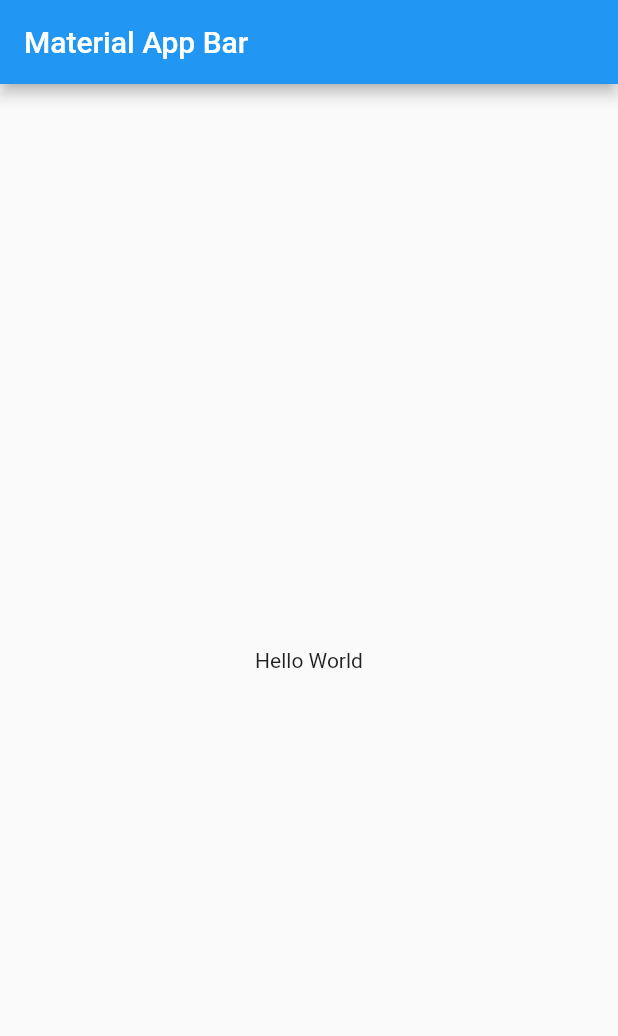
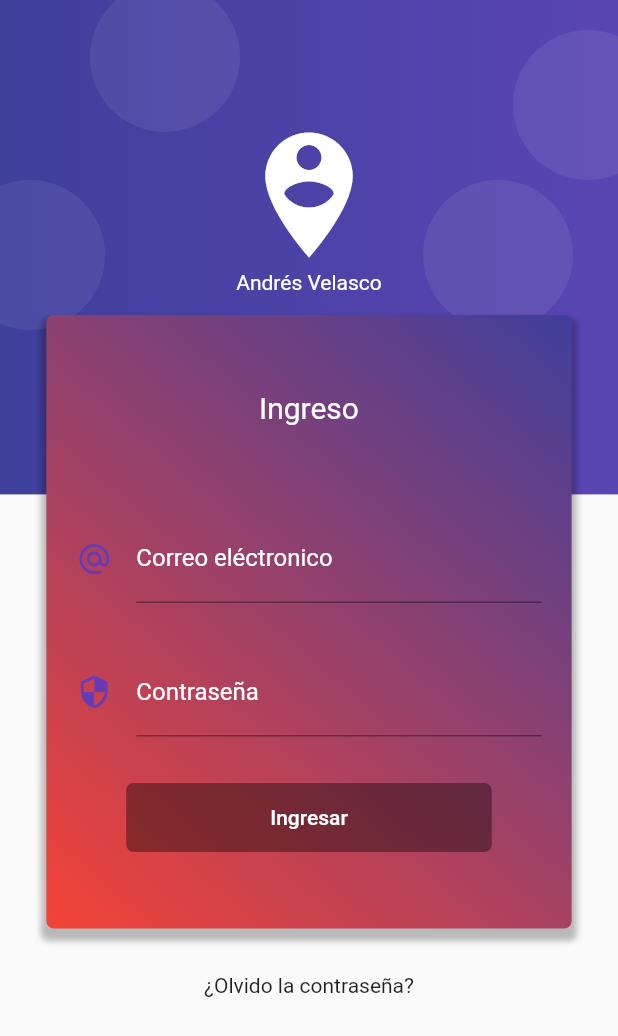
Before and after one commit to velascoandres/flup, a Flutter app: the screen it shows after launch, on a phone screen of 412 x 824 dp. Shown: the top 1036 px of the screen. Run offline on Flutter 3.47's test engine with Material 2 defaults, Android fonts, the phone set to English and light mode, and no system bars; our stand-ins replace rxdart.

Commit message:
add login

```diff
--- a/lib/main.dart
+++ b/lib/main.dart
@@ -1,19 +1,29 @@
+import 'src/bloc/provider.dart';
 import 'package:flutter/material.dart';
+
+import 'src/pages/home_page.dart';
+import 'src/pages/login_page.dart';
 
 void main() => runApp(MyApp());
 
 class MyApp extends StatelessWidget {
   @override
   Widget build(BuildContext context) {
-    return MaterialApp(
-      title: 'Material App',
-      home: Scaffold(
-        appBar: AppBar(
-          title: Text('Material App Bar'),
+    return Provider(
+      child: MaterialApp(
+        title: 'Material App',
+        initialRoute: 'login',
+        debugShowCheckedModeBanner: false,
+        theme: ThemeData(
+          primaryColor: Colors.deepPurple,
         ),
-        body: Center(
-          child: Container(
-            child: Text('Hello World'),
+        routes: {
+          'login': (BuildContext context) => LoginPage(),
+          'home': (BuildContext context) => HomePage(),
+        },
+        home: Scaffold(
+          appBar: AppBar(
+            title: Text('Material App Bar'),
           ),
         ),
       ),
--- /dev/null
+++ b/lib/src/bloc/login_bloc.dart
@@ -0,0 +1,30 @@
+import 'dart:async';
+
+import 'package:rxdart/rxdart.dart';
+
+import 'validators.dart';
+
+class LoginBloc with Validators {
+  final _emailController = BehaviorSubject<String>();
+  final _passwordController = BehaviorSubject<String>();
+
+  // Recuperar los datos del stream
+  get emailStream => _emailController.stream.transform(validarEmail);
+  get passwordStream => _passwordController.stream.transform(validarPassword);
+
+  Stream<bool> get formValidStream =>
+      Rx.combineLatest2(emailStream, passwordStream, (email, password) => true);
+
+  // Insertar valores al stream
+  Function(String) get changeEmail => _emailController.sink.add;
+  Function(String) get changePassword => _passwordController.sink.add;
+
+  // obtener el ultimo valor ingresado
+  String get email => _emailController.value;
+  String get password => _passwordController.value;
+
+  dispose() {
+    _emailController?.close();
+    _passwordController?.close();
+  }
+}
--- /dev/null
+++ b/lib/src/bloc/provider.dart
@@ -0,0 +1,24 @@
+import 'package:flup/src/bloc/login_bloc.dart';
+import 'package:flutter/material.dart';
+
+class Provider extends InheritedWidget {
+  final loginBloc = LoginBloc();
+
+  static Provider _instancia;
+
+  factory Provider({Key key, Widget child}) {
+    if (_instancia == null) {
+      _instancia = new Provider._internal(key: key, child: child);
+    }
+    return _instancia;
+  }
+
+  Provider._internal({Key key, Widget child}) : super(child: child, key: key);
+
+  @override
+  bool updateShouldNotify(covariant InheritedWidget oldWidget) => true;
+
+  static LoginBloc of(BuildContext context) {
+    return context.dependOnInheritedWidgetOfExactType<Provider>().loginBloc;
+  }
+}
--- /dev/null
+++ b/lib/src/bloc/validators.dart
@@ -0,0 +1,27 @@
+import 'dart:async';
+
+class Validators {
+  final validarPassword = StreamTransformer<String, String>.fromHandlers(
+    handleData: (String password, sink) {
+      if (password.length >= 6) {
+        sink.add(password);
+      } else {
+        sink.addError('Ingrese más de 6 caratéres');
+      }
+    },
+  );
+
+  final validarEmail = StreamTransformer<String, String>.fromHandlers(
+    handleData: (String email, sink) {
+      Pattern patron =
+          r'^(([^<>()[\]\\.,;:\s@\"]+(\.[^<>()[\]\\.,;:\s@\"]+)*)|(\".+\"))@((\[[0-9]{1,3}\.[0-9]{1,3}\.[0-9]{1,3}\.[0-9]{1,3}\])|(([a-zA-Z\-0-9]+\.)+[a-zA-Z]{2,}))$';
+      RegExp regExp = new RegExp(patron);
+
+      if (regExp.hasMatch(email)) {
+        sink.add(email);
+      } else {
+        sink.addError('Email no es correcto');
+      }
+    },
+  );
+}
--- /dev/null
+++ b/lib/src/pages/home_page.dart
@@ -0,0 +1,24 @@
+import 'package:flup/src/bloc/provider.dart';
+import 'package:flutter/material.dart';
+
+class HomePage extends StatelessWidget {
+  @override
+  Widget build(BuildContext context) {
+    final bloc = Provider.of(context);
+
+    return Scaffold(
+      appBar: AppBar(
+        title: Text('Home'),
+      ),
+      body: Column(
+        mainAxisAlignment: MainAxisAlignment.center,
+        crossAxisAlignment: CrossAxisAlignment.center,
+        children: [
+          Text('Email: ${bloc.email}'),
+          Divider(),
+          Text('Password: ${bloc.password}'),
+        ],
+      ),
+    );
+  }
+}
--- /dev/null
+++ b/lib/src/pages/login_page.dart
@@ -0,0 +1,245 @@
+
+import 'package:flup/src/bloc/login_bloc.dart';
+import 'package:flup/src/bloc/provider.dart';
+import 'package:flutter/material.dart';
+
+class Posicion {
+  double rigth;
+  double left;
+  double top;
+  double bottom;
+
+  Posicion({this.rigth, this.left, this.top, this.bottom});
+}
+
+class LoginPage extends StatelessWidget {
+  @override
+  Widget build(BuildContext context) {
+    return Scaffold(
+      body: Stack(
+        children: [
+          _crearFondo(context),
+          _loginForm(context),
+        ],
+      ),
+    );
+  }
+
+  Widget _crearFondo(BuildContext context) {
+    final size = MediaQuery.of(context).size;
+    final fondoMorado = Container(
+      height: size.height * 0.4,
+      width: size.width,
+      decoration: BoxDecoration(
+        gradient: LinearGradient(
+          colors: [
+            Color.fromRGBO(63, 63, 156, 1.0),
+            Color.fromRGBO(90, 70, 178, 1.0),
+          ],
+        ),
+      ),
+    );
+    List<Posicion> posiciones = [
+      Posicion(rigth: 30, top: 120),
+      Posicion(rigth: -30, top: 20),
+      Posicion(left: -30, top: 120),
+      Posicion(left: 60, top: -12),
+    ];
+
+    return Stack(
+      children: [
+        fondoMorado,
+        ..._circulos(posiciones),
+        Center(
+          child: Container(
+            padding: EdgeInsets.only(
+              top: 80.0,
+            ),
+            child: Column(
+              crossAxisAlignment: CrossAxisAlignment.center,
+              children: [
+                Icon(
+                  Icons.person_pin_circle,
+                  color: Colors.white,
+                  size: 100.0,
+                ),
+                Text(
+                  'Andrés Velasco',
+                  style: TextStyle(
+                    color: Colors.white,
+                  ),
+                ),
+              ],
+            ),
+          ),
+        ),
+      ],
+    );
+  }
+
+  List<Widget> _circulos(List<Posicion> posiciones) {
+    final circulo = Container(
+      width: 100,
+      height: 100,
+      decoration: BoxDecoration(
+        borderRadius: BorderRadius.circular(100.0),
+        color: Color.fromRGBO(255, 255, 255, 0.07),
+      ),
+    );
+    return posiciones.map(
+      (Posicion posicion) {
+        return Positioned(
+          top: posicion.top,
+          right: posicion.rigth,
+          left: posicion.left,
+          bottom: posicion.bottom,
+          child: circulo,
+        );
+      },
+    ).toList();
+  }
+
+  Widget _loginForm(BuildContext context) {
+    final bloc = Provider.of(context);
+    final size = MediaQuery.of(context).size;
+    return SingleChildScrollView(
+      child: Column(
+        children: [
+          SafeArea(
+            child: Container(
+              height: 180,
+            ),
+          ),
+          Container(
+            width: size.width * 0.85,
+            padding: EdgeInsets.symmetric(vertical: 50),
+            margin: EdgeInsets.symmetric(vertical: 30),
+            decoration: BoxDecoration(
+                gradient: LinearGradient(
+                  begin: Alignment.topRight,
+                  end: Alignment.bottomLeft,
+                  colors: [
+                    Color.fromRGBO(63, 63, 156, 1.0),
+                    Colors.red,
+                  ],
+                ),
+                borderRadius: BorderRadius.circular(5.0),
+                boxShadow: [
+                  BoxShadow(
+                    color: Colors.black26,
+                    blurRadius: 3.0,
+                    offset: Offset(0.0, 5.0),
+                    spreadRadius: 3.0,
+                  ),
+                ]),
+            child: Column(
+              children: <Widget>[
+                Text(
+                  'Ingreso',
+                  style: TextStyle(fontSize: 20.0, color: Colors.white),
+                ),
+                SizedBox(
+                  height: 60.0,
+                ),
+                _crearEmail(bloc),
+                SizedBox(
+                  height: 30.0,
+                ),
+                _crearPassword(bloc),
+                SizedBox(
+                  height: 30.0,
+                ),
+                _crearBoton(bloc),
+              ],
+            ),
+          ),
+          Text('¿Olvido la contraseña?'),
+          SizedBox(
+            height: 100,
+          )
+        ],
+      ),
+    );
+  }
+
+  Widget _crearEmail(LoginBloc bloc) {
+    return StreamBuilder(
+      stream: bloc.emailStream,
+      builder: (BuildContext context, AsyncSnapshot<String> snapshot) {
+        return Container(
+          padding: EdgeInsets.symmetric(horizontal: 20.0),
+          child: TextField(
+            keyboardType: TextInputType.emailAddress,
+            style: TextStyle(color: Colors.white),
+            onChanged: bloc.changeEmail,
+            decoration: InputDecoration(
+              icon: Icon(
+                Icons.alternate_email,
+                color: Colors.deepPurple,
+              ),
+              hintText: 'ejemplo@correo.com',
+              labelText: 'Correo eléctronico',
+              errorText: snapshot.error,
+              labelStyle: TextStyle(color: Colors.white),
+              errorStyle: TextStyle(color: Colors.yellow),
+            ),
+          ),
+        );
+      },
+    );
+  }
+
+  Widget _crearPassword(LoginBloc bloc) {
+    return StreamBuilder(
+      stream: bloc.passwordStream,
+      builder: (BuildContext context, AsyncSnapshot snapshot) {
+        return Container(
+          padding: EdgeInsets.symmetric(horizontal: 20.0),
+          child: TextField(
+            onChanged: bloc.changePassword,
+            style: TextStyle(color: Colors.white),
+            obscureText: true,
+            decoration: InputDecoration(
+              icon: Icon(
+                Icons.security,
+                color: Colors.deepPurple,
+              ),
+              errorStyle: TextStyle(color: Colors.yellow),
+              labelText: 'Contraseña',
+              labelStyle: TextStyle(color: Colors.white),
+              errorText: snapshot.error,
+            ),
+          ),
+        );
+      },
+    );
+  }
+
+  Widget _crearBoton(LoginBloc bloc) {
+    return StreamBuilder(
+      stream: bloc.formValidStream,
+      builder: (BuildContext context, AsyncSnapshot<bool> snapshot) {
+        final estaValido = snapshot.hasData;
+        return RaisedButton(
+          onPressed: estaValido ? () => _login(bloc, context) : null,
+          child: Container(
+            padding: EdgeInsets.symmetric(horizontal: 80, vertical: 15.0),
+            child: Text('Ingresar'),
+          ),
+          shape: RoundedRectangleBorder(
+            borderRadius: BorderRadius.circular(5),
+          ),
+          elevation: 0.0,
+          color: Colors.deepPurple,
+          textColor: Colors.white,
+        );
+      },
+    );
+  }
+
+  _login(LoginBloc bloc, BuildContext context) {
+    print('Email: ${bloc.email}');
+    print('Pass: ${bloc.password}');
+    Navigator.pushReplacementNamed(context, 'home');
+  }
+}
--- a/pubspec.yaml
+++ b/pubspec.yaml
@@ -28,6 +28,8 @@ dependencies:
   # The following adds the Cupertino Icons font to your application.
   # Use with the CupertinoIcons class for iOS style icons.
   cupertino_icons: ^1.0.0
+  rxdart: ^0.24.1
+
 
 dev_dependencies:
   flutter_test:
```
Also changed, not shown: pubspec.lock, 1 other file.
